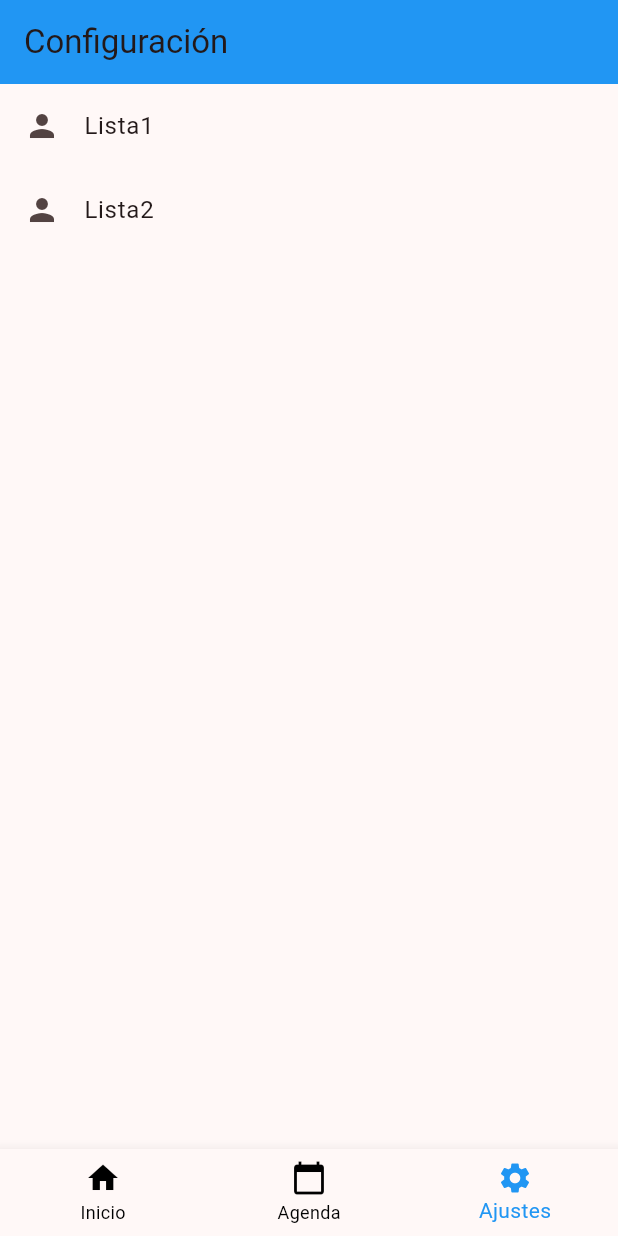
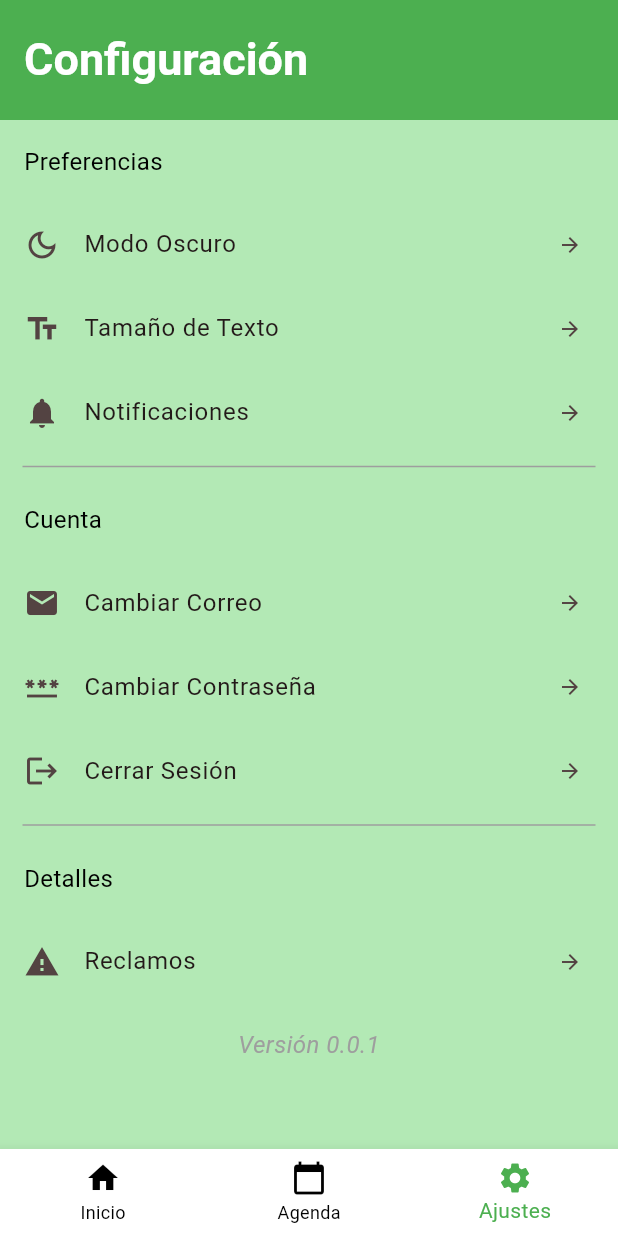
Before and after one commit to danielmnz/therafy_app, a Flutter app: the screen it shows after launch, item 3 of the bottom bar chosen, on a phone screen of 412 x 824 dp. Run offline on Flutter 3.47's test engine with Material 3 defaults, Android fonts, the phone set to English and light mode, and no system bars; our stand-ins replace table_calendar; missing offline and left inert: group_list_view.

Commit message:
pantalla configuración, avance pantalla pacientes, retoque pantalla perfil

```diff
--- a/lib/ui/screens/home_screen.dart
+++ b/lib/ui/screens/home_screen.dart
@@ -14,7 +14,7 @@ class HomeScreen extends StatelessWidget {
         title: Row(
           children: [
             Image.asset(
-              'assets/images/logo2.png',
+              'assets/images/logo_white.png',
               width: 70,
               height: 70,
               fit: BoxFit.cover,
@@ -25,12 +25,12 @@ class HomeScreen extends StatelessWidget {
               style: TextStyle(
                 fontSize: 30,
                 fontWeight: FontWeight.bold,
-                color: Colors.black,
+                color: Colors.white,
               ),
             ),
           ],
         ),
-        backgroundColor: Colors.white,
+        backgroundColor: const Color.fromARGB(255, 76, 175, 80),
         toolbarHeight: 80, //tamaño de la barra
       ),
 
--- a/lib/ui/screens/settings_screen.dart
+++ b/lib/ui/screens/settings_screen.dart
@@ -6,15 +6,105 @@ class SettingsScreen extends StatelessWidget {
   @override
   Widget build(BuildContext context) {
     return Scaffold(
+      backgroundColor: const Color.fromARGB(255, 179, 233, 181),
       appBar: AppBar(
-        title: Text("Configuración"),
-        backgroundColor: Colors.blue,
+        title: Text(
+          'Configuración',
+          style: TextStyle(
+            fontSize: 30,
+            fontWeight: FontWeight.bold,
+            color: Colors.white,
+          ),
+        ),
+        backgroundColor: const Color.fromARGB(255, 76, 175, 80),
+        toolbarHeight: 80, //tamaño de la barra
       ),
 
       body: ListView(
         children: [
-          ListTile(leading: Icon(Icons.person), title: Text("Lista1")),
-          ListTile(leading: Icon(Icons.person), title: Text("Lista2")), //agregar switch quizá
+          Padding(
+            padding: EdgeInsets.all(16),
+            child: Text(
+              "Preferencias",
+              style: TextStyle(color: Colors.black, fontSize: 16),
+            ),
+          ),
+
+          ListTile(
+            leading: Icon(Icons.dark_mode_outlined),
+            title: Text("Modo Oscuro"),
+            trailing: Icon(Icons.arrow_forward, size: 16),
+          ),
+
+          ListTile(
+            leading: Icon(Icons.text_fields),
+            title: Text("Tamaño de Texto"),
+            trailing: Icon(Icons.arrow_forward, size: 16),
+          ),
+
+          ListTile(
+            leading: Icon(Icons.notifications),
+            title: Text("Notificaciones"),
+            trailing: Icon(Icons.arrow_forward, size: 16),
+          ),
+
+          Divider(color: Colors.grey, indent: 15, endIndent: 15),
+
+          Padding(
+            padding: EdgeInsets.all(16),
+            child: Text(
+              "Cuenta",
+              style: TextStyle(color: Colors.black, fontSize: 16),
+            ),
+          ),
+
+          ListTile(
+            leading: Icon(Icons.email),
+            title: Text("Cambiar Correo"),
+            trailing: Icon(Icons.arrow_forward, size: 16),
+          ),
+
+          ListTile(
+            leading: Icon(Icons.password),
+            title: Text("Cambiar Contraseña"),
+            trailing: Icon(Icons.arrow_forward, size: 16),
+          ),
+
+          ListTile(
+            leading: Icon(Icons.logout),
+            title: Text("Cerrar Sesión"),
+            trailing: Icon(Icons.arrow_forward, size: 16),
+          ),
+
+          Divider(color: Colors.grey, indent: 15, endIndent: 15),
+
+          Padding(
+            padding: EdgeInsets.all(16),
+            child: Text(
+              "Detalles",
+              style: TextStyle(color: Colors.black, fontSize: 16),
+            ),
+          ),
+
+          ListTile(
+            leading: Icon(Icons.warning),
+            title: Text("Reclamos"),
+            trailing: Icon(Icons.arrow_forward, size: 16),
+          ),
+
+          Padding(
+            padding: const EdgeInsets.all(16),
+            child: Center(
+              child: Text(
+                "Versión 0.0.1",
+                style: TextStyle(
+                  color: Colors.grey,
+                  fontSize: 16,
+                  fontStyle: FontStyle.italic,
+                ),
+              ),
+            ),
+          ),
         ],
       ),
     );
--- a/lib/ui/widgets/bottom_navigation.dart
+++ b/lib/ui/widgets/bottom_navigation.dart
@@ -30,8 +30,9 @@ class _NavigationScreenBottomState extends State<NavigationScreenBottom> {
       body: pantallas[selectedIndex], //cambia pantalla
       bottomNavigationBar: BottomNavigationBar(
         currentIndex: selectedIndex,
-        selectedItemColor: Colors.blue,
+        selectedItemColor: Colors.green,
         unselectedItemColor: Colors.black, //color cuando no se selecciona el item
+        backgroundColor: Colors.white,
         onTap: onItemTapped,
         items: const [
           BottomNavigationBarItem(
```
Also changed, not shown: lib/ui/screens/calendar_screen.dart (+11 -2 lines), lib/ui/screens/patient2_screen.dart (+73 -5 lines), lib/ui/screens/profile_screen.dart (+13 -13 lines), assets/images/logo_white.png (added).
